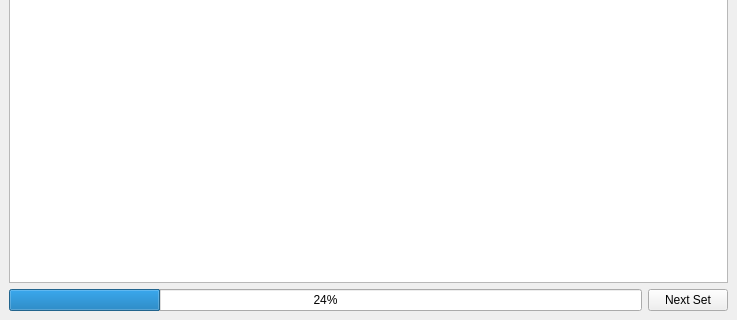
This is cpyrt_gui.ui in alphayama/docname_verifier as Qt 5 draws it before an edit; both pictures show x 0 to 737 and y 171 to 491 of the 737 by 491 pixel window. The edited form follows.
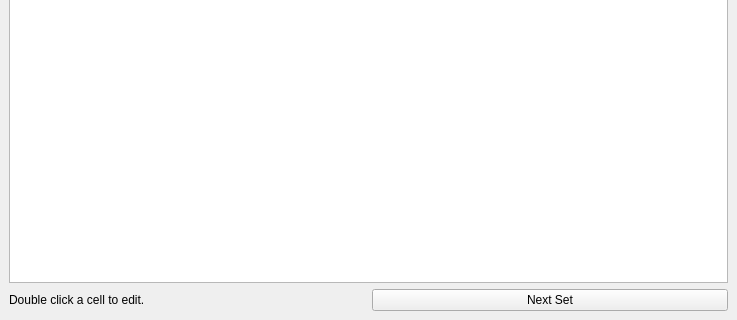
This is the edited form.

Diff of the .ui file:
```diff
--- a/cpyrt_gui.ui
+++ b/cpyrt_gui.ui
@@ -51,9 +51,9 @@
      </widget>
     </item>
     <item row="1" column="0">
-     <widget class="QProgressBar" name="progressBar">
-      <property name="value">
-       <number>24</number>
+     <widget class="QLabel" name="label">
+      <property name="text">
+       <string>Double click a cell to edit. </string>
       </property>
      </widget>
     </item>
```
Left out of the diff: 3 changed lines with no effect on the pictures.
